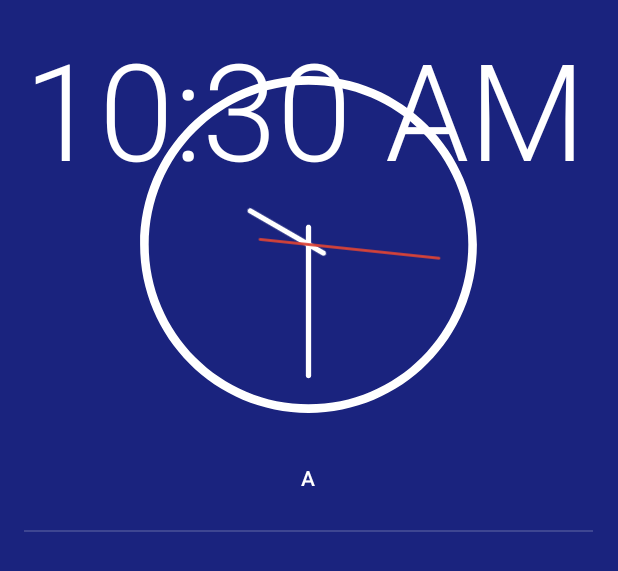
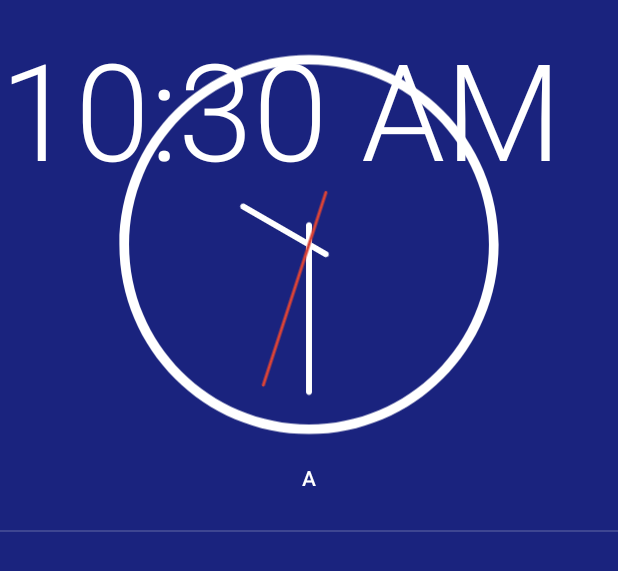
Before and after one commit to Abubakaryounas/AOSP-clock-app, an Android app: the layout main_clock_frame.xml on its own in the app's theme, with its tools: preview values and no code run, on a phone screen of 412 x 824 dp. Shown: the top 571 px of the screen. Run offline under Robolectric (Android 15) with nearby library versions, the phone set to English and light mode, and no system bars.

Commit message:
WIP: fixed binding errors

```diff
--- a/app/build.gradle
+++ b/app/build.gradle
@@ -18,7 +18,7 @@ android {
         minSdkVersion 28
         targetSdkVersion 30
         versionCode = 1
-        versionName = "0.0.1.test_techless"
+        versionName = "0.0.2"
         setProperty("archivesBaseName", "clock-$versionCode")
         vectorDrawables.useSupportLibrary = true
         multiDexEnabled = true
--- a/app/src/main/res/layout-land/main_clock_frame.xml
+++ b/app/src/main/res/layout-land/main_clock_frame.xml
@@ -25,7 +25,7 @@
         android:layout_height="0dp"
         android:layout_weight="1">
 
-        <com.android.clock.AnalogClock
+        <com.techless.clock.AnalogClock
             android:id="@+id/analog_clock"
             android:layout_width="wrap_content"
             android:layout_height="wrap_content"
@@ -35,7 +35,7 @@
             android:layout_marginStart="@dimen/analog_clock_margin"
             android:layout_marginTop="@dimen/circle_margin_top" />
 
-        <com.android.clock.widget.AutoSizingTextClock
+        <com.techless.clock.widget.AutoSizingTextClock
             android:id="@+id/digital_clock"
             style="@style/display_time"
             android:layout_width="wrap_content"
--- a/app/src/main/res/layout-land/stopwatch_fragment.xml
+++ b/app/src/main/res/layout-land/stopwatch_fragment.xml
@@ -28,7 +28,7 @@
         android:layout_weight="@integer/gutter_width_percent" />
 
     <!-- Guttered content. -->
-    <com.android.clock.stopwatch.StopwatchLandscapeLayout
+    <com.techless.clock.stopwatch.StopwatchLandscapeLayout
         android:layout_width="0dp"
         android:layout_height="match_parent"
         android:layout_weight="@integer/guttered_content_width_percent"
@@ -51,7 +51,7 @@
             android:clipToPadding="false"
             android:paddingBottom="@dimen/fab_height" />
 
-    </com.android.clock.stopwatch.StopwatchLandscapeLayout>
+    </com.techless.clock.stopwatch.StopwatchLandscapeLayout>
 
     <!-- Right gutter. -->
     <Space
--- a/app/src/main/res/layout-land/world_clock_item.xml
+++ b/app/src/main/res/layout-land/world_clock_item.xml
@@ -35,7 +35,7 @@
             android:singleLine="true"
             android:includeFontPadding="false" />
 
-        <com.android.clock.AnalogClock
+        <com.techless.clock.AnalogClock
             android:id="@+id/analog_clock"
             android:layout_width="@dimen/world_clock_analog_size"
             android:layout_height="@dimen/world_clock_analog_size"
--- a/app/src/main/res/layout/desk_clock.xml
+++ b/app/src/main/res/layout/desk_clock.xml
@@ -83,7 +83,7 @@
         android:layout_gravity="bottom"
         android:baselineAligned="false"
         android:orientation="horizontal"
-        app:layout_behavior="com.android.clock.widget.toast.SnackbarSlidingBehavior">
+        app:layout_behavior="com.techless.clock.widget.toast.SnackbarSlidingBehavior">
 
         <FrameLayout
             android:layout_width="0dp"
--- a/app/src/main/res/layout/main_clock_frame.xml
+++ b/app/src/main/res/layout/main_clock_frame.xml
@@ -20,11 +20,7 @@
     android:layout_height="wrap_content"
     android:gravity="center_horizontal">
 
-    <!-- Left gutter. -->
-    <Space
-        android:layout_width="0dp"
-        android:layout_height="match_parent"
-        android:layout_weight="@integer/gutter_width_percent" />
+
 
     <LinearLayout
         android:layout_width="0dp"
@@ -71,10 +67,6 @@
             android:background="@color/hairline" />
     </LinearLayout>
 
-    <!-- Right gutter. -->
-    <Space
-        android:layout_width="0dp"
-        android:layout_height="match_parent"
-        android:layout_weight="@integer/gutter_width_percent" />
+
 
 </LinearLayout>
--- a/app/src/main/res/layout/ringtone_item_sound.xml
+++ b/app/src/main/res/layout/ringtone_item_sound.xml
@@ -76,9 +76,9 @@
                 android:layout_centerVertical="true"
                 android:importantForAccessibility="no"
                 android:scaleType="center"
-                android:tint="?attr/colorAccent"
                 android:visibility="gone"
-                app:srcCompat="@drawable/ic_checkmark" />
+                app:srcCompat="@drawable/ic_checkmark"
+                app:tint="?attr/colorAccent" />
 
         </RelativeLayout>
 
--- a/app/src/main/res/layout/screensaver_settings.xml
+++ b/app/src/main/res/layout/screensaver_settings.xml
@@ -21,7 +21,7 @@
 
     <fragment
         android:id="@+id/main"
-        android:name="com.android.clock.settings.ScreensaverSettingsActivity$PrefsFragment"
+        android:name="com.techless.clock.settings.ScreensaverSettingsActivity$PrefsFragment"
         android:layout_width="match_parent"
         android:layout_height="match_parent" />
 
--- a/app/src/main/res/xml/backup_scheme.xml
+++ b/app/src/main/res/xml/backup_scheme.xml
@@ -16,5 +16,5 @@
 
 <full-backup-content>
     <include domain="database" path="alarms.db" />
-    <include domain="sharedpref" path="com.android.deskclock_preferences.xml" />
+    <include domain="sharedpref" path="com.techless.clock_preferences.xml" />
 </full-backup-content>
--- a/app/src/main/res/xml/screensaver_info.xml
+++ b/app/src/main/res/xml/screensaver_info.xml
@@ -1,4 +1,4 @@
 <?xml version="1.0" encoding="utf-8"?>
 <dream xmlns:android="http://schemas.android.com/apk/res/android"
-    android:settingsActivity="com.android.deskclock.settings.ScreensaverSettingsActivity"
+    android:settingsActivity="com.techless.clock.settings.ScreensaverSettingsActivity"
     />
```
Also changed, not shown: app/src/main/java/com/techless/clock/AlarmClockFragment.kt (+2 -15 lines), app/src/main/res/layout-w320dp-h320dp-land/stopwatch_fragment.xml (+5 -5 lines), app/src/main/res/xml/settings.xml (+4 -4 lines).
